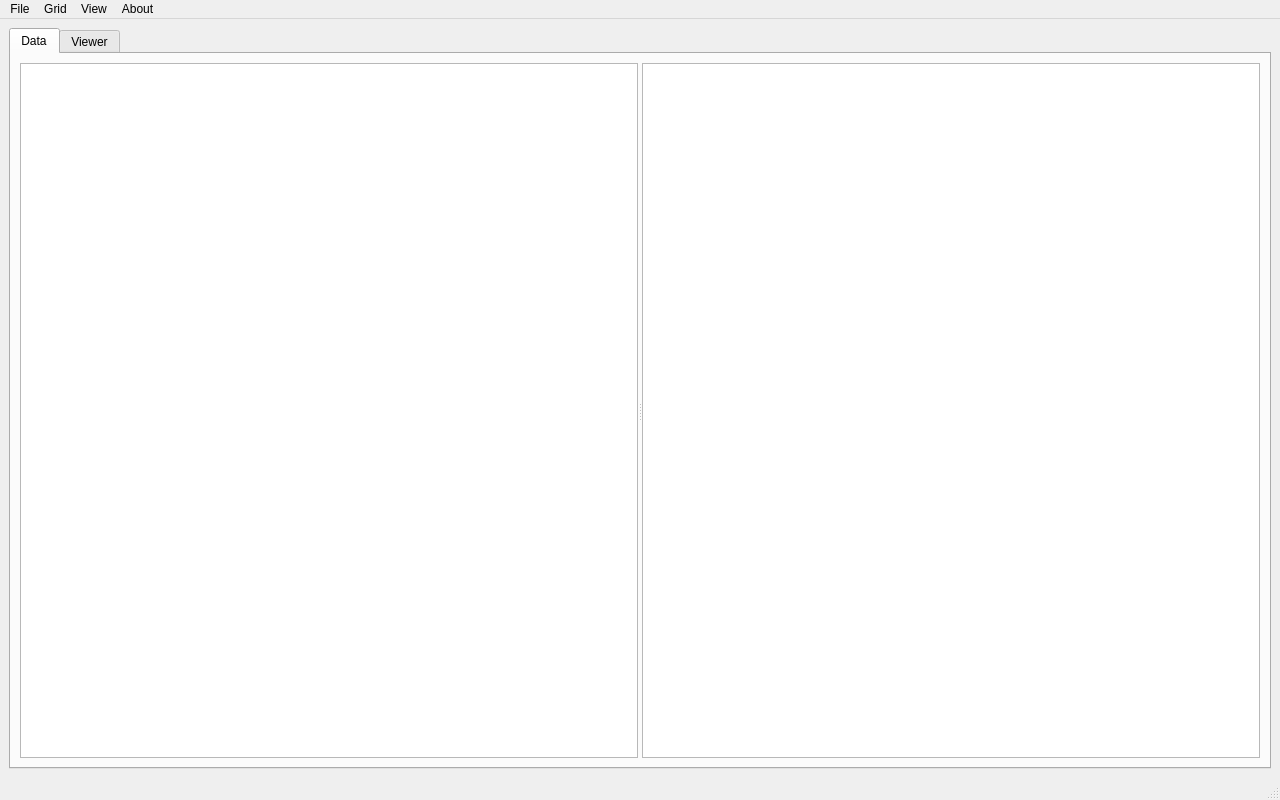
Before: the Qt Designer form apps/ternary-contours-qt/ui/main_window.ui in evnekdev/ternary-contours, drawn with Qt 5.
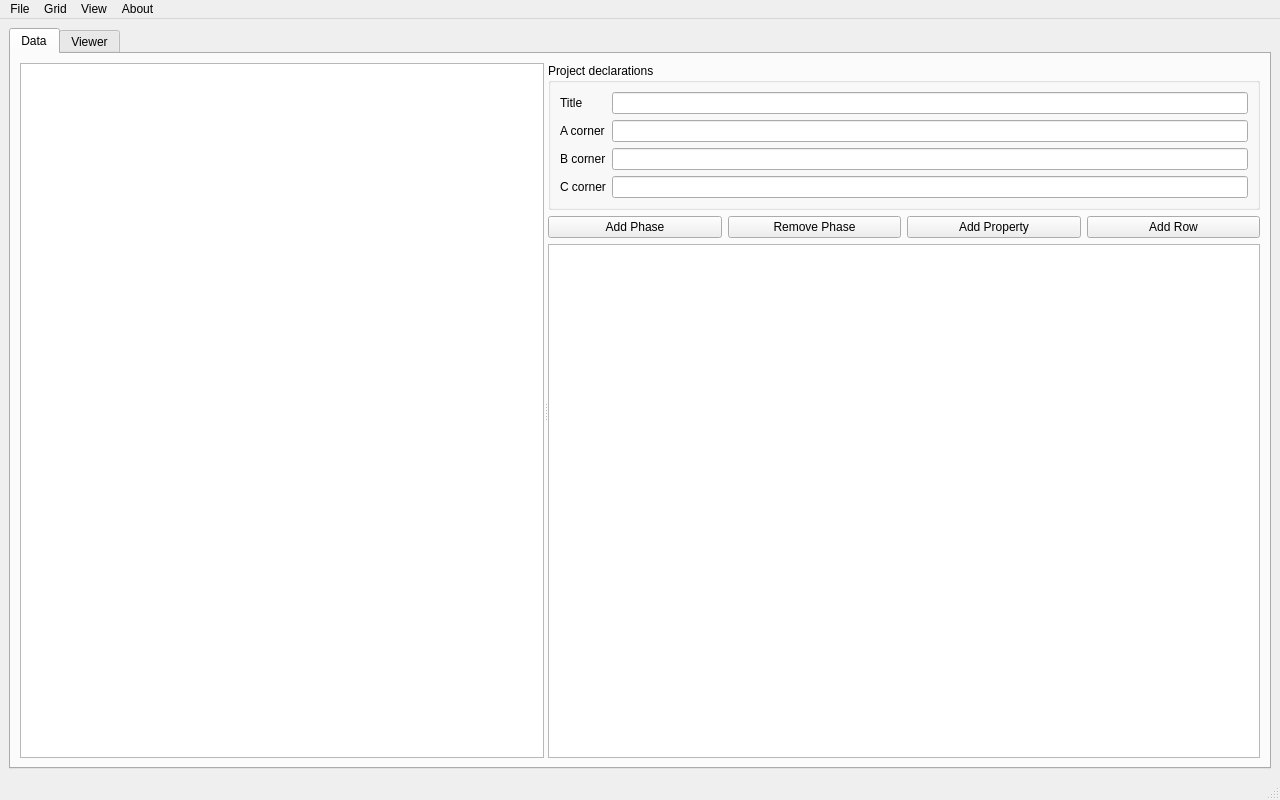
After: the same form once the commit is applied. Custom widgets are drawn as their Qt base class.

Commit message: Build functional Rust-backed Qt project editor

Diff of the .ui file:
```diff
--- a/apps/ternary-contours-qt/ui/main_window.ui
+++ b/apps/ternary-contours-qt/ui/main_window.ui
@@ -27,6 +27,32 @@
            <property name="accessibleName"><string>Project tree</string></property>
            <property name="accessibleDescription"><string>Project title, corners, phases, properties, grids, and fields.</string></property>
           </widget>
+          <widget class="QWidget" name="dataEditorPane">
+           <layout class="QVBoxLayout" name="layoutDataEditorPane">
+            <item>
+             <widget class="QGroupBox" name="groupProjectDeclarations">
+              <property name="title"><string>Project declarations</string></property>
+              <layout class="QFormLayout" name="layoutProjectDeclarations">
+               <item row="0" column="0"><widget class="QLabel" name="labelProjectTitle"><property name="text"><string>Title</string></property></widget></item>
+               <item row="0" column="1"><widget class="QLineEdit" name="editProjectTitle"><property name="accessibleName"><string>Project title</string></property><property name="accessibleDescription"><string>Edit the project title and commit with Enter or focus loss.</string></property></widget></item>
+               <item row="1" column="0"><widget class="QLabel" name="labelCornerA"><property name="text"><string>A corner</string></property></widget></item>
+               <item row="1" column="1"><widget class="QLineEdit" name="editCornerA"><property name="accessibleName"><string>A corner component</string></property><property name="accessibleDescription"><string>Component name at the A ternary corner.</string></property></widget></item>
+               <item row="2" column="0"><widget class="QLabel" name="labelCornerB"><property name="text"><string>B corner</string></property></widget></item>
+               <item row="2" column="1"><widget class="QLineEdit" name="editCornerB"><property name="accessibleName"><string>B corner component</string></property><property name="accessibleDescription"><string>Component name at the B ternary corner.</string></property></widget></item>
+               <item row="3" column="0"><widget class="QLabel" name="labelCornerC"><property name="text"><string>C corner</string></property></widget></item>
+               <item row="3" column="1"><widget class="QLineEdit" name="editCornerC"><property name="accessibleName"><string>C corner component</string></property><property name="accessibleDescription"><string>Component name at the C ternary corner.</string></property></widget></item>
+              </layout>
+             </widget>
+            </item>
+            <item>
+             <layout class="QHBoxLayout" name="layoutDataCommands">
+              <item><widget class="QPushButton" name="buttonAddPhase"><property name="text"><string>Add Phase</string></property><property name="accessibleName"><string>Add phase</string></property><property name="accessibleDescription"><string>Add a phase with a stable Rust identifier.</string></property></widget></item>
+              <item><widget class="QPushButton" name="buttonRemovePhase"><property name="text"><string>Remove Phase</string></property><property name="accessibleName"><string>Remove selected phase</string></property><property name="accessibleDescription"><string>Remove the selected phase and its fields after confirmation.</string></property></widget></item>
+              <item><widget class="QPushButton" name="buttonAddProperty"><property name="text"><string>Add Property</string></property><property name="accessibleName"><string>Add property</string></property><property name="accessibleDescription"><string>Add an optional scalar property.</string></property></widget></item>
+              <item><widget class="QPushButton" name="buttonAddIrregularRow"><property name="text"><string>Add Row</string></property><property name="accessibleName"><string>Add irregular grid row</string></property><property name="accessibleDescription"><string>Add an editable composition row to an irregular grid.</string></property></widget></item>
+             </layout>
+            </item>
+            <item>
           <widget class="QTableView" name="tableGridValues">
            <property name="minimumSize"><size><width>320</width><height>180</height></size></property>
            <property name="horizontalScrollBarPolicy"><enum>Qt::ScrollBarAsNeeded</enum></property>
@@ -34,6 +60,9 @@
            <property name="accessibleName"><string>Grid values table</string></property>
            <property name="accessibleDescription"><string>Editable selected-grid composition and phase-property values.</string></property>
           </widget>
+            </item>
+           </layout>
+          </widget>
          </widget>
         </item>
        </layout>
```
Left out of the diff: 8 changed lines with no effect on the pictures. Lines whose indentation alone changed are shown as unchanged. The commit also changes 14 other files.
